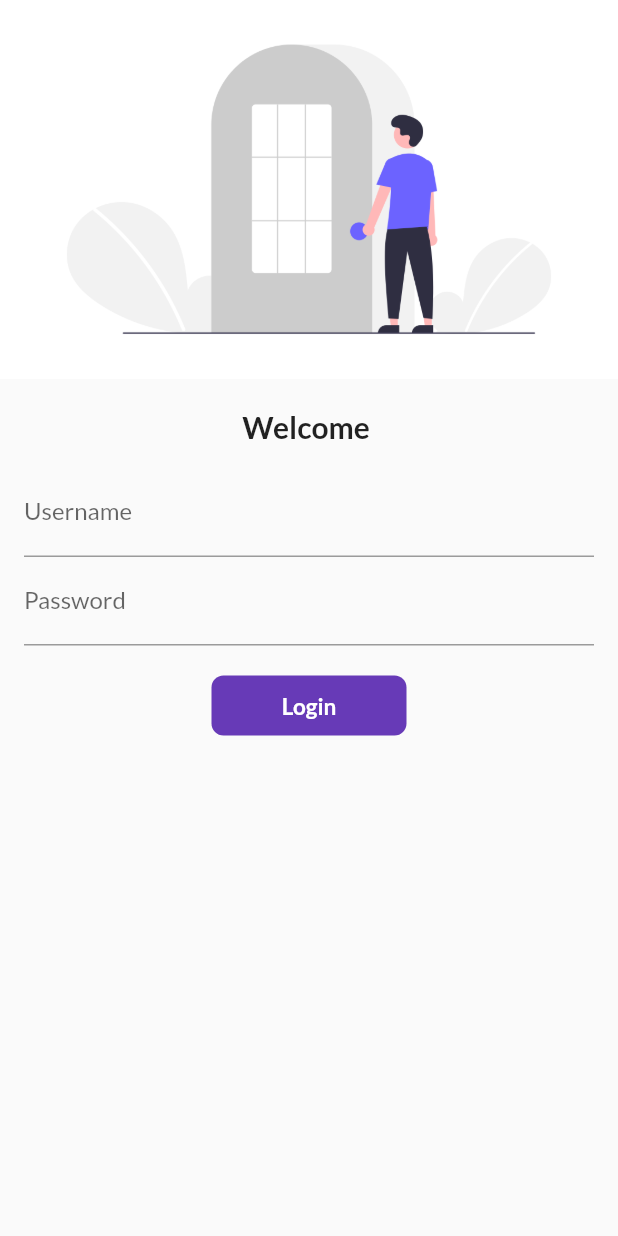
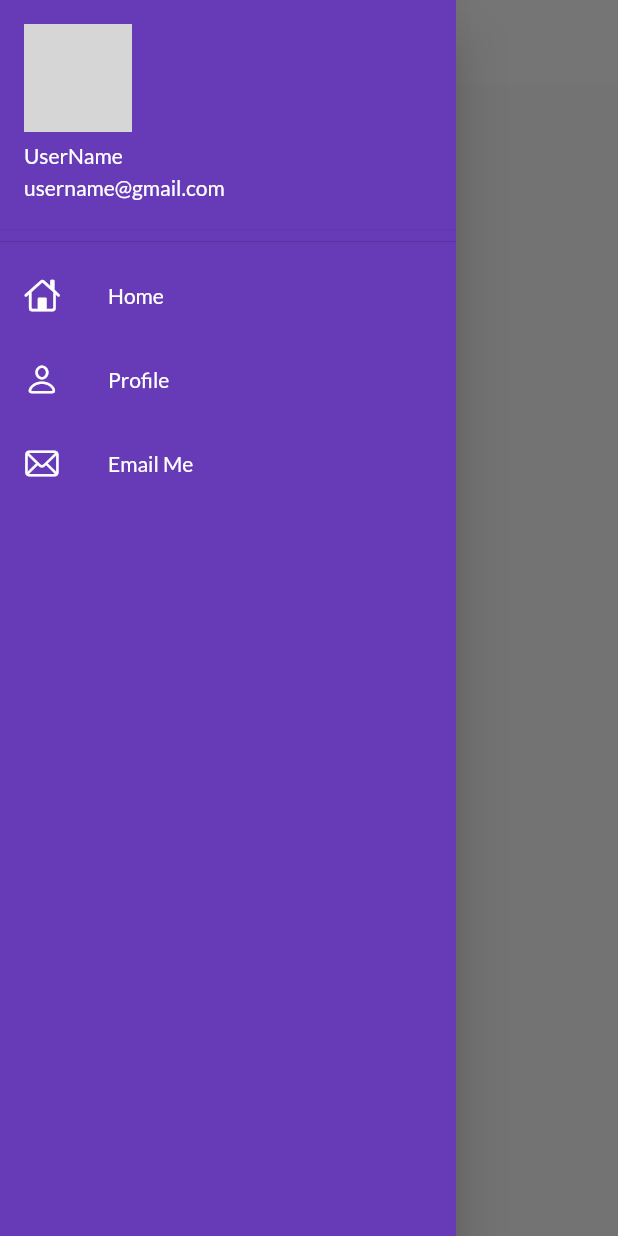
Before and after one commit to Senthamil29/Flutter, a Flutter app: the screen it shows after launch, with the side drawer open (before the commit the screen has no drawer), on a phone screen of 412 x 824 dp. Run offline on Flutter 3.47's test engine with Material 2 defaults, Android fonts, the phone set to English and light mode, and no system bars; our stand-ins replace google_fonts; network calls fail; grey boxes are pictures that could not be loaded.

Commit message:
Day 7 completed

```diff
--- a/lib/main.dart
+++ b/lib/main.dart
@@ -3,6 +3,7 @@ import 'package:google_fonts/google_fonts.dart';
 import 'package:learn_flutter_30days/pages/homePage.dart';
 import 'package:learn_flutter_30days/pages/loginPage.dart';
 import 'package:learn_flutter_30days/utilis/routes.dart';
+import 'package:learn_flutter_30days/widgets/theme.dart';
 
 void main() {
   runApp(MyApp());
@@ -15,15 +16,11 @@ class MyApp extends StatelessWidget {
   Widget build(BuildContext context) {
     return MaterialApp(
       themeMode: ThemeMode.light,
-      theme: ThemeData(
-        primarySwatch: Colors.purple,
-        fontFamily: GoogleFonts.lato().fontFamily,
-        //primaryTextTheme: GoogleFonts.latoTextTheme(),
-      ),
+      theme: MyTheme.lightTheme(context),
       darkTheme: ThemeData(
         brightness: Brightness.dark,
       ),
-      initialRoute: "/login",
+      initialRoute: MyRoute.homeRoute,
       routes: {
         "/": (context) => LoginPage(),
         MyRoute.homeRoute: (context) => HomePage(),
--- a/lib/pages/homePage.dart
+++ b/lib/pages/homePage.dart
@@ -1,4 +1,5 @@
 import 'package:flutter/material.dart';
+import 'package:learn_flutter_30days/widgets/drawer.dart';
 
 class HomePage extends StatelessWidget {
   const HomePage({super.key});
@@ -10,11 +11,14 @@ class HomePage extends StatelessWidget {
 
     return Scaffold(
       appBar: AppBar(
-        title: Text("Flutter App"),
+        title: Text(
+          "Flutter App",
+          style: TextStyle(color: Colors.black),
+        ),
       ),
       body: Container(
           child: Center(child: Text("Welcome to $days days of $name"))),
-      drawer: Drawer(),
+      drawer: MyDrawer(),
     );
   }
 }
--- a/lib/pages/loginPage.dart
+++ b/lib/pages/loginPage.dart
@@ -111,6 +111,7 @@ class MyLoginPage extends State<LoginPage> {
           ],
         ),
       ),
-    ));
+    )
+    );
   }
 }
--- /dev/null
+++ b/lib/widgets/drawer.dart
@@ -0,0 +1,49 @@
+import 'package:flutter/cupertino.dart';
+import 'package:flutter/material.dart';
+
+class MyDrawer extends StatelessWidget {
+  const MyDrawer({Key? key}) : super(key: key);
+
+  @override
+  Widget build(BuildContext context) {
+    final imageUrl =
+        "https://th.bing.com/th/id/R.3d88a927f8529dcba03364b09d98adbe?rik=JYmQaMVSULpYQg&riu=http%3a%2f%2fthewowstyle.com%2fwp-content%2fuploads%2f2015%2f01%2fnature-images.jpg&ehk=BNPsuSOUR7ATZ3EpRwxx1xFl7LUbO3tYlu1wFLCBrCE%3d&risl=&pid=ImgRaw&r=0";
+
+    return Drawer(
+      child: Container(
+        color: Colors.deepPurple,
+        child: ListView(
+          children: [
+            DrawerHeader(
+              padding: EdgeInsets.zero,
+              child: UserAccountsDrawerHeader(
+                accountName: Text("UserName"),
+                accountEmail: Text("username@gmail.com"),
+                currentAccountPicture:
+                    CircleAvatar(backgroundImage: NetworkImage(imageUrl)),
+              ),
+            ),
+            ListTile(
+              leading: Icon(
+                CupertinoIcons.home,
+                color: Colors.white,
+              ),
+              title: Text(
+                "Home",
+                style: TextStyle(color: Colors.white),
+              ),
+            ),
+            ListTile(
+              leading: Icon(CupertinoIcons.person, color: Colors.white),
+              title: Text("Profile", style: TextStyle(color: Colors.white)),
+            ),
+            ListTile(
+              leading: Icon(CupertinoIcons.mail, color: Colors.white),
+              title: Text("Email Me", style: TextStyle(color: Colors.white)),
+            ),
+          ],
+        ),
+      ),
+    );
+  }
+}
--- /dev/null
+++ b/lib/widgets/theme.dart
@@ -0,0 +1,15 @@
+import 'package:flutter/material.dart';
+import 'package:google_fonts/google_fonts.dart';
+
+class MyTheme {
+  static ThemeData lightTheme(BuildContext context) => ThemeData(
+        primarySwatch: Colors.deepPurple,
+        fontFamily: GoogleFonts.lato().fontFamily,
+        appBarTheme: AppBarTheme(
+          elevation: 0.0,
+          backgroundColor: Colors.white,
+          iconTheme: IconThemeData(color: Colors.black),
+          textTheme: Theme.of(context).textTheme,
+        ),
+      );
+}
```
